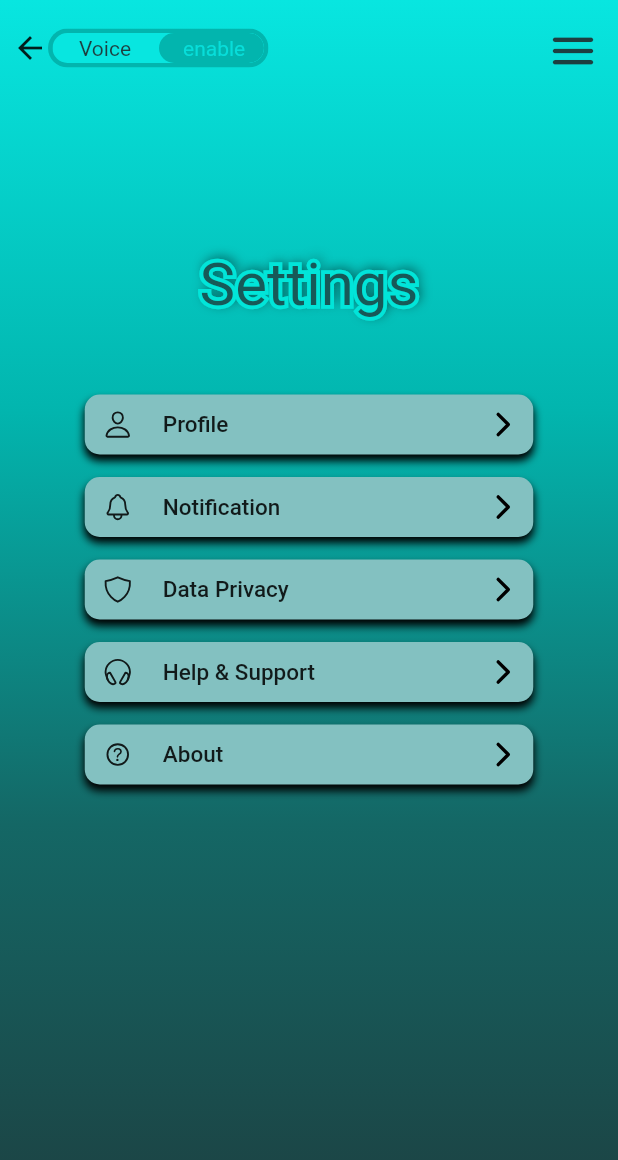
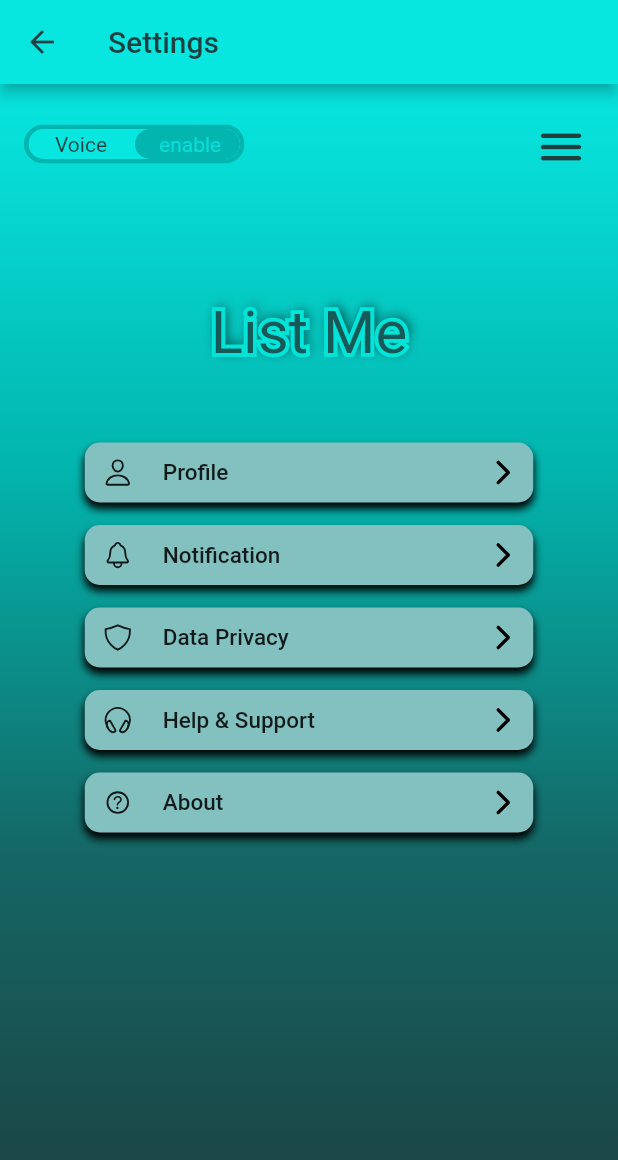
Before and after one commit to ListMe-MP/list_me, a Flutter app: the SettingsPage screen opened directly, after a tap on the "menu" icon, on a phone screen of 412 x 824 dp. Shown: the top 1160 px of the screen. Run offline on Flutter 3.47's test engine with Material 2 defaults, Android fonts, the phone set to English and light mode, and no system bars; drawn by our look-alikes of toggle_switch; our stand-ins replace google_fonts, ionicons, smooth_page_indicator, syncfusion_flutter_charts; Roboto replaces fonts that are missing (Castoro); statements that could not run were skipped.

Commit message:
Added topbar to settings page

```diff
--- a/lib/screens/Settings_page.dart
+++ b/lib/screens/Settings_page.dart
@@ -3,10 +3,11 @@ import 'package:ionicons/ionicons.dart';
 import 'package:list_me/components/background.dart';
 import 'package:list_me/components/colors.dart';
 import 'package:list_me/components/settings_bar.dart';
-import 'package:toggle_switch/toggle_switch.dart';
+
 import 'package:google_fonts/google_fonts.dart';
 
-import '../data/menu_items.dart';
+import '../components/top_bar.dart';
+
 import '../model/menu_item.dart';
 import '../utils/navigationMenu.dart';
 
@@ -20,6 +21,15 @@ class SettingsPage extends StatelessWidget {
   Widget build(BuildContext context) {
 
     return Scaffold(
+      appBar: AppBar(
+          title: const Text(
+            "Settings",
+            style: TextStyle(color: tc1),
+            textAlign: TextAlign.justify,
+          ),
+          backgroundColor: tc4,
+          foregroundColor: tc1,
+        ),
       body: SafeArea(
         child: Stack(
           children: [
@@ -31,51 +41,18 @@ class SettingsPage extends StatelessWidget {
                 padding: const EdgeInsets.all(8.0),
                 child: Column(
                   children: [
-                    Row(
-                      children: [
-                        Icon(Icons.arrow_back),
+                    //Top Bar
+                     TopBar(
+                          onToggle: (index){
+                            print('switched to:$index');
+
+                          }, onMenuItemSelected: (item ) => onSelected(context, item),
+                        ),
 
 
-                       ToggleSwitch(
-                        borderColor: [tc3],
-                        minWidth: 70.0,
-                        minHeight: 20,
-                        cornerRadius: 20.0,
-                        activeBgColors: [
-                          [tc1],
-                          [tc3]
-                        ],
-                        activeFgColor: ttc1,
-                        inactiveBgColor: tc4,
-                        inactiveFgColor: tc1,
-                        initialLabelIndex: 1,
-                        totalSwitches: 2,
-                        labels: ['Voice', ' enable'],
-                        radiusStyle: true,
-                        onToggle: (index) {
-                          print('switched to: $index');
-                        },
-                        ),
-
-                        const Spacer(),
-                        //Menubar
-                        PopupMenuButton<MenuItem>(
-                          icon: Icon(
-                            Icons.menu_rounded,
-                            color: tc1,
-                            size: 36,
-                          ),
-                          onSelected: (item) => onSelected(context, item),
-                          itemBuilder: (context) => [
-                            ...MenuItems.itemsFirst.map(buildItem!).toList(),
-                          PopupMenuDivider(),
-                          ...MenuItems.itemsSecond.map(buildItem!).toList(),
-                        ])
-                      ],
-                    ),
 
                     const SizedBox(
-                      height: 50,
+                      height: 10,
                     ),
 
                     // Text(
@@ -101,7 +78,7 @@ class SettingsPage extends StatelessWidget {
                   children: <Widget>[
                 // Stroked text as border.
                     Text(
-                      'Settings',
+                      'List Me',
                           style: GoogleFonts.castoro(
                             fontSize: 40,
                             shadows: [
@@ -118,7 +95,7 @@ class SettingsPage extends StatelessWidget {
                     ),
                 // Solid text as fill.
                     Text(
-                      'Settings',
+                      'List Me',
                       style: GoogleFonts.castoro(
                       fontSize: 40,
                       color: tc6,
```
